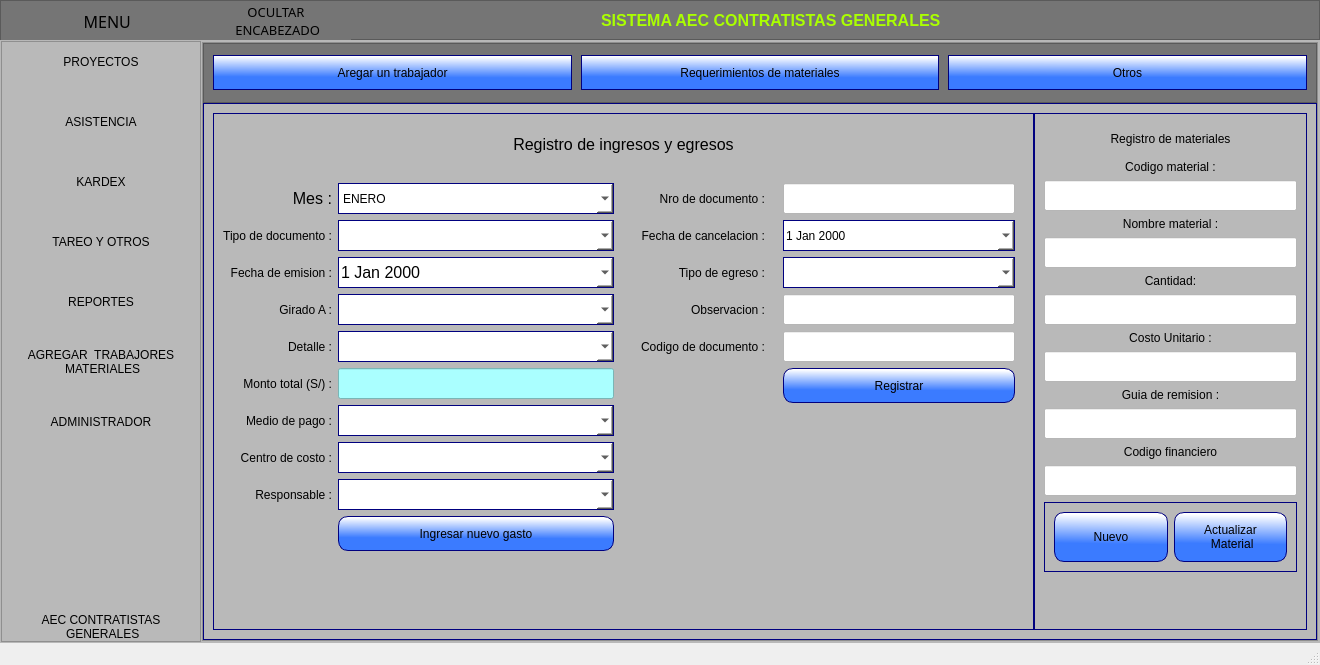
Qt form ui_files/menu.ui (Romehe369/aec_contrastistas_g) before a commit.
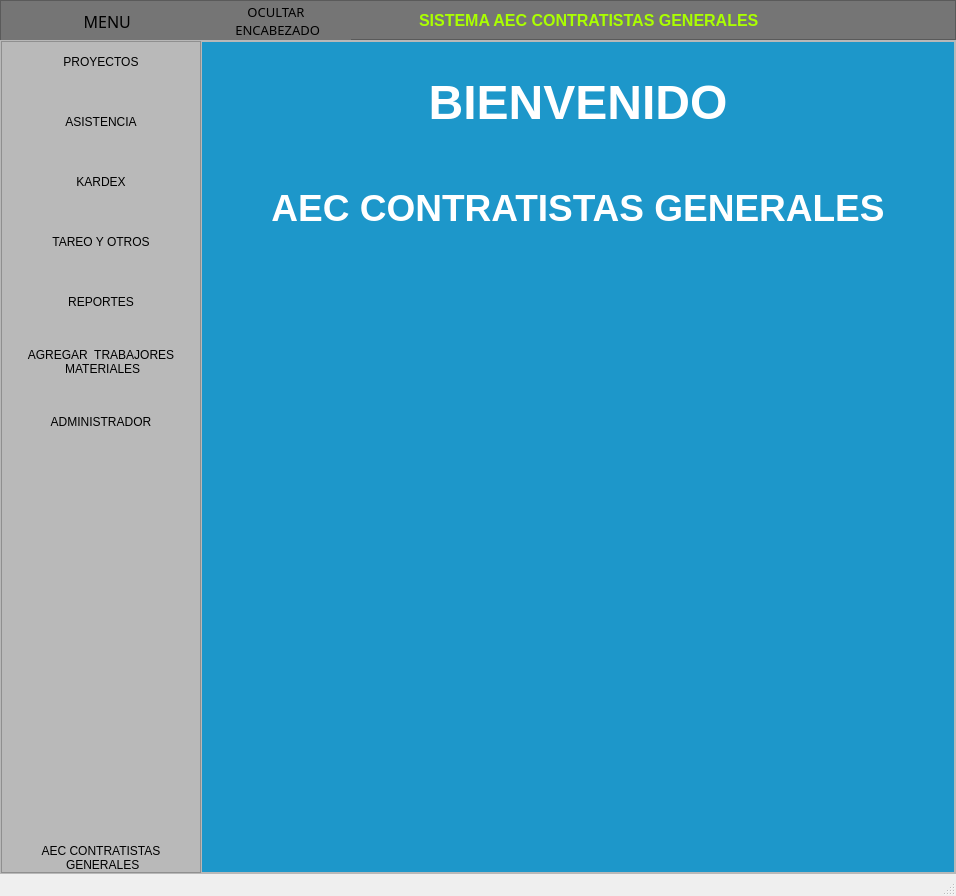
The same form after that commit. Icons and pictures are not drawn.

Patch:
```diff
--- a/ui_files/menu.ui
+++ b/ui_files/menu.ui
@@ -6,8 +6,8 @@
    <rect>
     <x>0</x>
     <y>0</y>
-    <width>1320</width>
-    <height>665</height>
+    <width>956</width>
+    <height>896</height>
    </rect>
   </property>
   <property name="minimumSize">
@@ -733,8 +733,156 @@
              <number>0</number>
             </property>
             <property name="currentIndex">
-             <number>1</number>
+             <number>0</number>
             </property>
+            <widget class="QWidget" name="page_inicio">
+             <property name="styleSheet">
+              <string notr="true">background-color: rgb(29, 151, 202);</string>
+             </property>
+             <layout class="QVBoxLayout" name="verticalLayout_16">
+              <property name="leftMargin">
+               <number>0</number>
+              </property>
+              <property name="topMargin">
+               <number>0</number>
+              </property>
+              <property name="rightMargin">
+               <number>0</number>
+              </property>
+              <property name="bottomMargin">
+               <number>0</number>
+              </property>
+              <item>
+               <widget class="QFrame" name="frame_28">
+                <property name="styleSheet">
+                 <string notr="true">background-color: rgba(0,0,0,0%);</string>
+                </property>
+                <property name="frameShape">
+                 <enum>QFrame::StyledPanel</enum>
+                </property>
+                <property name="frameShadow">
+                 <enum>QFrame::Raised</enum>
+                </property>
+                <layout class="QVBoxLayout" name="verticalLayout_36">
+                 <item>
+                  <widget class="QLabel" name="label_4">
+                   <property name="maximumSize">
+                    <size>
+                     <width>16777215</width>
+                     <height>100</height>
+                    </size>
+                   </property>
+                   <property name="font">
+                    <font>
+                     <pointsize>36</pointsize>
+                     <weight>75</weight>
+                     <bold>true</bold>
+                    </font>
+                   </property>
+                   <property name="styleSheet">
+                    <string notr="true">background-color: rgba(0,0,0,0%);
+color: rgb(255, 255, 255);</string>
+                   </property>
+                   <property name="text">
+                    <string>BIENVENIDO</string>
+                   </property>
+                   <property name="alignment">
+                    <set>Qt::AlignCenter</set>
+                   </property>
+                  </widget>
+                 </item>
+                 <item>
+                  <widget class="QLabel" name="label_50">
+                   <property name="maximumSize">
+                    <size>
+                     <width>16777215</width>
+                     <height>100</height>
+                    </size>
+                   </property>
+                   <property name="font">
+                    <font>
+                     <pointsize>28</pointsize>
+                     <weight>75</weight>
+                     <bold>true</bold>
+                    </font>
+                   </property>
+                   <property name="styleSheet">
+                    <string notr="true">background-color: rgba(0,0,0,0%);
+color: rgb(255, 255, 255);</string>
+                   </property>
+                   <property name="text">
+                    <string>AEC CONTRATISTAS GENERALES</string>
+                   </property>
+                   <property name="alignment">
+                    <set>Qt::AlignCenter</set>
+                   </property>
+                  </widget>
+                 </item>
+                 <item>
+                  <widget class="QFrame" name="frame_29">
+                   <property name="frameShape">
+                    <enum>QFrame::StyledPanel</enum>
+                   </property>
+                   <property name="frameShadow">
+                    <enum>QFrame::Raised</enum>
+                   </property>
+                   <layout class="QHBoxLayout" name="horizontalLayout_17">
+                    <property name="leftMargin">
+                     <number>50</number>
+                    </property>
+                    <property name="topMargin">
+                     <number>10</number>
+                    </property>
+                    <property name="rightMargin">
+                     <number>50</number>
+                    </property>
+                    <property name="bottomMargin">
+                     <number>10</number>
+                    </property>
+                    <item>
+                     <spacer name="horizontalSpacer_3">
+                      <property name="orientation">
+                       <enum>Qt::Horizontal</enum>
+                      </property>
+                      <property name="sizeHint" stdset="0">
+                       <size>
+                        <width>6</width>
+                        <height>20</height>
+                       </size>
+                      </property>
+                     </spacer>
+                    </item>
+                    <item>
+                     <widget class="QLabel" name="label_49">
+                      <property name="text">
+                       <string/>
+                      </property>
+                      <property name="pixmap">
+                       <pixmap>../assets/icons/icono.png</pixmap>
+                      </property>
+                     </widget>
+                    </item>
+                    <item>
+                     <spacer name="horizontalSpacer_4">
+                      <property name="orientation">
+                       <enum>Qt::Horizontal</enum>
+                      </property>
+                      <property name="sizeHint" stdset="0">
+                       <size>
+                        <width>7</width>
+                        <height>20</height>
+                       </size>
+                      </property>
+                     </spacer>
+                    </item>
+                   </layout>
+                  </widget>
+                 </item>
+                </layout>
+               </widget>
+              </item>
+             </layout>
+            </widget>
             <widget class="QWidget" name="page_add_administrator">
              <property name="styleSheet">
               <string notr="true">QWidget{
```
Left out of the diff: 20 changed lines with no effect on the pictures.
